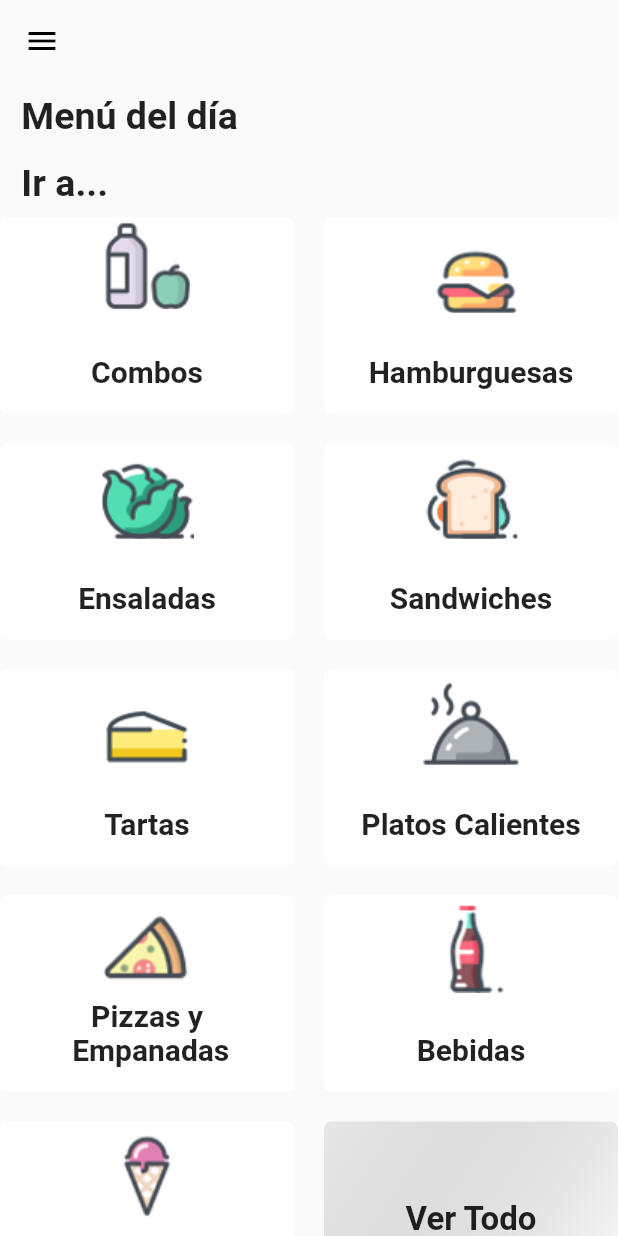
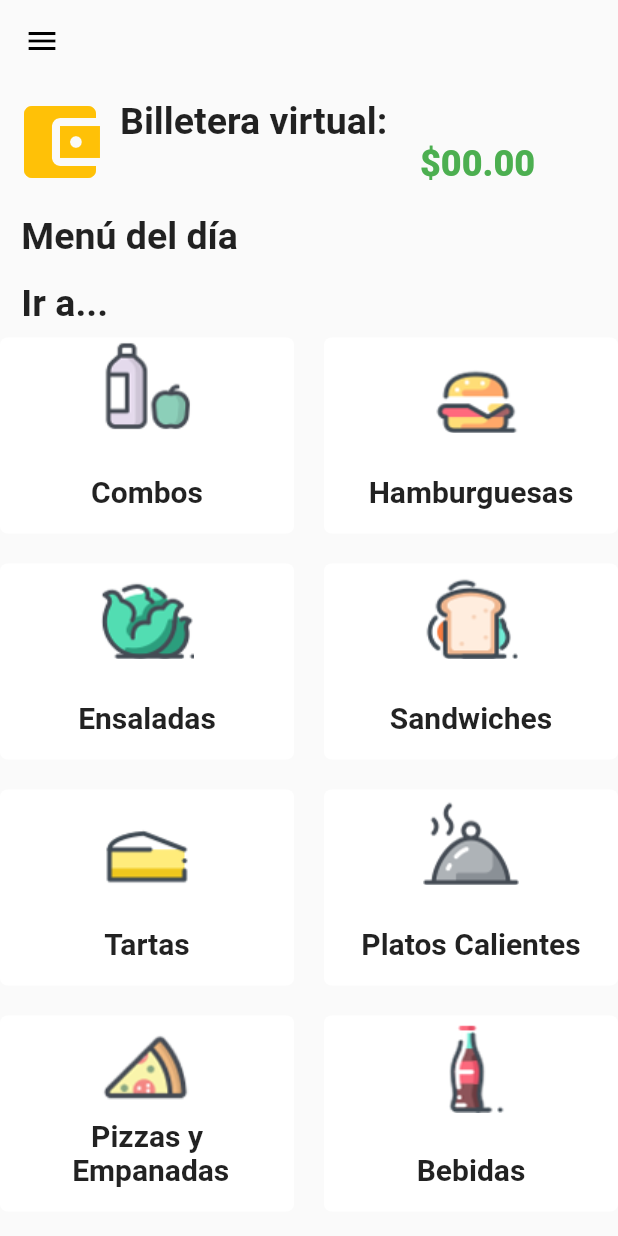
Before and after one commit to f220-r/CantinApp, a Flutter app: the screen it shows after launch, on a phone screen of 412 x 824 dp. Run offline on Flutter 3.47's test engine with Material 2 defaults, Android fonts, the light colour scheme and no system bars.

```diff
--- a/lib/data/meals_data.dart
+++ b/lib/data/meals_data.dart
@@ -12,10 +12,62 @@ ategory(id: '0', title: 'Combos', image_path: "assets/images/categories/combos.p
   Category(id: '10', title:'Ver Todo' ,image_path: null),
 * */
 List<Meal> MEALS = [
-  Meal(name: 'Hamburguesa', id: '0', amount: 12.0, category_id: '0', image_path: null),
-  Meal(name: 'Hamburguesa', id: '1', amount: 12.0, category_id: '0', image_path: 'https://gastronomiaycia.republica.com/wp-content/uploads/2020/02/whopper_sin-aditivos.jpg'),
-  Meal(name: 'Ensalada Chica', id: '2', amount: 12.0, category_id: '3', is_vegan: true, is_vegetarian: true, has_choice: true, image_path: 'https://gastronomiaycia.republica.com/wp-content/uploads/2020/02/whopper_sin-aditivos.jpg'),
-  Meal(name: 'Something', id: '3', amount: 12.0, category_id: '0', is_gluten_free: true, is_lactose_free: true, is_vegan: true, is_vegetarian: true, image_path: 'https://gastronomiaycia.republica.com/wp-content/uploads/2020/02/whopper_sin-aditivos.jpg'),
-  Meal(name: 'Hamburguesa', id: '4', amount: 12.0, category_id: '7', image_path: 'https://www.laespanolaaceites.com/wp-content/uploads/2019/06/pizza-con-chorizo-jamon-y-queso-1080x671.jpg'),
-  Meal(name: 'Tarta de Jamon y Queso', id: '5', amount: 12.0, category_id: '5', image_path: 'https://alicante.com.ar/uploads/recetas/87_receta.jpg'),
+  Meal(
+      name: 'Hamburguesa',
+      id: '0',
+      amount: 12.0,
+      category_id: '0',
+      image_path: null),
+  Meal(
+      name: 'Hamburguesa',
+      id: '1',
+      amount: 12.0,
+      category_id: '0',
+      image_path:
+          'https://gastronomiaycia.republica.com/wp-content/uploads/2020/02/whopper_sin-aditivos.jpg'),
+  Meal(
+      name: 'Ensalada Chica',
+      id: '2',
+      amount: 12.0,
+      category_id: '3',
+      is_vegan: true,
+      is_vegetarian: true,
+      has_choice: true,
+      image_path:
+          'https://gastronomiaycia.republica.com/wp-content/uploads/2020/02/whopper_sin-aditivos.jpg'),
+  Meal(
+      name: 'Something',
+      id: '3',
+      amount: 12.0,
+      category_id: '0',
+      is_gluten_free: true,
+      is_lactose_free: true,
+      is_vegan: true,
+      is_vegetarian: true,
+      image_path:
+          'https://gastronomiaycia.republica.com/wp-content/uploads/2020/02/whopper_sin-aditivos.jpg',
+      description: "Alimento desconocido que tiene esta descripcion y por eso sigo escribiendo mucha para ver como quedara, un misterio sinceramente.",
+      ingredients: [
+        "tomato",
+        "potato",
+        "onion",
+        "mushroom",
+        "pumpkin",
+        "lettuce",
+        "cheese",
+        "TACC"
+      ]),
+  Meal(
+      name: 'Hamburguesa',
+      id: '4',
+      amount: 12.0,
+      category_id: '7',
+      image_path:
+          'https://www.laespanolaaceites.com/wp-content/uploads/2019/06/pizza-con-chorizo-jamon-y-queso-1080x671.jpg'),
+  Meal(
+      name: 'Tarta de Jamon y Queso',
+      id: '5',
+      amount: 12.0,
+      category_id: '5',
+      image_path: 'https://alicante.com.ar/uploads/recetas/87_receta.jpg'),
 ];
--- a/lib/models/meal.dart
+++ b/lib/models/meal.dart
@@ -7,24 +7,26 @@ class Meal{
   final double amount;
   final String image_path;
   final List<String> ingredients;
+  final String description;
   final bool is_gluten_free;
   final bool is_lactose_free;
   final bool is_vegetarian;
   final bool is_vegan;
 
   final bool has_choice;
+
   Meal({
     @required this.name,
     @required this.id,
     @required this.amount,
     @required this.category_id,
+    this.description = "",
     this.image_path = null,
     this.ingredients = null,
     this.is_gluten_free = false,
     this.is_lactose_free = false,
     this.is_vegan = false,
     this.is_vegetarian = false,
-
     this.has_choice = false,
   });
 }
--- a/lib/screens/categories_screen.dart
+++ b/lib/screens/categories_screen.dart
@@ -1,6 +1,7 @@
 import 'package:cantina_app/data/categories_data.dart';
 import 'package:cantina_app/widgets/category_item.dart';
 import 'package:cantina_app/widgets/main_drawer.dart';
+import 'package:flutter/cupertino.dart';
 import 'package:flutter/material.dart';
 /*
 Category screen: permits navigation to filtered food items members of the category
@@ -22,6 +23,49 @@ class CategoriesScreen extends StatelessWidget {
         crossAxisAlignment: CrossAxisAlignment.start,
         mainAxisAlignment: MainAxisAlignment.center,
         children: <Widget>[
+          //--------------------------------------------------------------------Billetera virtual
+          Padding(
+            padding: const EdgeInsets.all(8.0),
+            child: Row(
+              mainAxisAlignment: MainAxisAlignment.start,
+              children: <Widget>[
+                Icon(
+                  Icons.account_balance_wallet,
+                  size: 64.0,
+                  color: Colors.amber,
+                ),
+                SizedBox(
+                  width: 8.0,
+                ),
+                Column(
+                  crossAxisAlignment: CrossAxisAlignment.start,
+                  children: <Widget>[
+                    Text(
+                      "Billetera virtual:",
+                      style: Theme.of(context).textTheme.title,
+                    ),
+                    Row(
+                      mainAxisAlignment: MainAxisAlignment.spaceEvenly,
+                      children: <Widget>[
+                        SizedBox(
+                          width: 200.0,
+                        ),
+                        Text(
+                          "\$00.00",
+                          style: TextStyle(
+                              color: Colors.green,
+                              fontSize: 24.0,
+                              fontWeight: FontWeight.w800),
+                          textAlign: TextAlign.end,
+                        ),
+                      ],
+                    )
+                  ],
+                )
+              ],
+            ),
+          ),
+          //--------------------------------------------------------------------Menu del dia
           Padding(
             padding: const EdgeInsets.all(8.0),
             child: Text(
@@ -30,6 +74,7 @@ class CategoriesScreen extends StatelessWidget {
               textAlign: TextAlign.start,
             ),
           ),
+          //--------------------------------------------------------------------Categorias
           Padding(
             padding: const EdgeInsets.all(8.0),
             child: Text(
--- a/lib/widgets/main_drawer.dart
+++ b/lib/widgets/main_drawer.dart
@@ -54,8 +54,7 @@ class MainDrawer extends StatelessWidget {
                     size: 30.0,
                   ),
                   Expanded(child: SizedBox()),
-                  Text("Mis Pedidos",
-                      style: Theme.of(context).textTheme.display3)
+                  Text("Pedidos", style: Theme.of(context).textTheme.display3)
                 ],
               ),
             ),
@@ -89,7 +88,7 @@ class MainDrawer extends StatelessWidget {
               child: Row(
                 children: <Widget>[
                   Icon(
-                    Icons.notifications_none,
+                    Icons.notifications,
                     size: 30.0,
                   ),
                   Expanded(child: SizedBox()),
```
Also changed, not shown: lib/screens/meal_item_screen.dart (+45 -16 lines), lib/widgets/multi_choice_chip.dart (added, +54 -0 lines).
